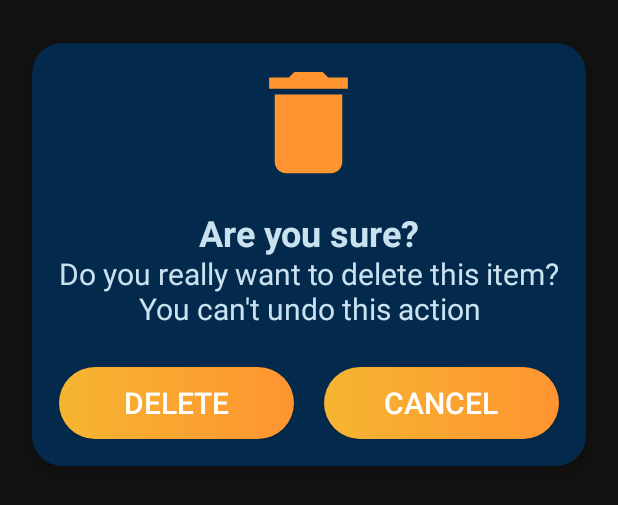
After one commit to saraeltlt/MyWeatherApp, an Android app: the layout confirm_dialog.xml on its own in the app's theme, with its tools: preview values and no code run, on a phone screen of 412 x 824 dp. The commit adds this screen. Shown: the top 505 px of the screen. Run offline under Robolectric (Android 15) with nearby library versions, the phone set to English and light mode, and no system bars.

Commit message:
units edits

```diff
--- a/app/src/main/java/com/example/myweatherapp/favourite/favView/FavAdapter.kt
+++ b/app/src/main/java/com/example/myweatherapp/favourite/favView/FavAdapter.kt
@@ -33,7 +33,7 @@ class FavAdapter (
     override fun onBindViewHolder(holder:ViewHolder, position: Int) {
         val favItem=getItem(position)
         val geocoder= Geocoder(context)
-       val address=geocoder.getFromLocation(favItem.lat,favItem.lon,1)
+      val address=geocoder.getFromLocation(favItem.lat,favItem.lon,1)
         if (address!=null && address.isNotEmpty()) {
             holder.binding.textLocation.text =
                 address[0].adminArea + " - " + address[0].countryName
--- a/app/src/main/java/com/example/myweatherapp/notifications/notificationview/Dialoge.kt
+++ b/app/src/main/java/com/example/myweatherapp/notifications/notificationview/Dialoge.kt
@@ -114,8 +114,8 @@ class Dialoge(private val contextFrag: Context): DialogFragment() {
         builder = AlertDialog.Builder(requireContext())
         builder.setView(bindingDialog.root)
         dialog = builder.create()
+        dialog.window?.setBackgroundDrawableResource(android.R.color.transparent)
         dialog.show()
-        dialog.window?.setBackgroundDrawableResource(android.R.color.transparent)
         return super.onCreateView(inflater, container, savedInstanceState)
 
 
--- /dev/null
+++ b/app/src/main/java/com/example/myweatherapp/utils/ConfirmDeleteInterface.kt
@@ -0,0 +1 @@
+package com.example.myweatherapp.utils
--- /dev/null
+++ b/app/src/main/res/layout/confirm_dialog.xml
@@ -0,0 +1,94 @@
+<?xml version="1.0" encoding="utf-8"?>
+<layout xmlns:android="http://schemas.android.com/apk/res/android"
+    xmlns:app="http://schemas.android.com/apk/res-auto">
+
+    <data>
+
+    </data>
+
+    <androidx.cardview.widget.CardView
+        android:id="@+id/card_add_alert_dialog"
+        android:layout_width="match_parent"
+        android:layout_height="wrap_content"
+        android:focusableInTouchMode="false"
+        app:cardBackgroundColor="?attr/colorPrimary"
+        app:cardCornerRadius="20dp"
+        app:cardElevation="15dp"
+        app:cardUseCompatPadding="true">
+
+        <ImageView
+            android:id="@+id/imageView2"
+            android:layout_width="90dp"
+            android:layout_height="90dp"
+            android:layout_gravity="center_horizontal"
+            android:layout_marginTop="8dp"
+            app:srcCompat="@drawable/delete" />
+
+        <TextView
+            android:id="@+id/textView4"
+            android:layout_width="match_parent"
+            android:layout_height="wrap_content"
+            android:layout_marginLeft="8dp"
+            android:layout_marginTop="140dp"
+            android:layout_marginRight="8dp"
+            android:gravity="center"
+            android:text="@string/delete_ex"
+            android:textSize="20sp" />
+
+        <TextView
+            android:id="@+id/textView"
+            android:layout_width="match_parent"
+            android:layout_height="wrap_content"
+            android:layout_marginLeft="8dp"
+            android:layout_marginTop="110dp"
+            android:layout_marginRight="8dp"
+            android:gravity="center|center_horizontal"
+            android:text="@string/are_you_sure"
+            android:textSize="24sp"
+            android:textStyle="bold" />
+
+        <LinearLayout
+            android:id="@+id/my_layout"
+            android:layout_width="match_parent"
+            android:layout_height="match_parent"
+            android:layout_marginLeft="8dp"
+            android:layout_marginTop="190dp"
+            android:layout_marginRight="8dp"
+            android:orientation="horizontal"
+            android:weightSum="2">
+
+            <androidx.appcompat.widget.AppCompatButton
+                android:id="@+id/delete_btn"
+                android:layout_width="wrap_content"
+                android:layout_height="wrap_content"
+                android:layout_gravity="center"
+                android:layout_marginLeft="10dp"
+                android:layout_marginTop="24dp"
+                android:layout_marginRight="10dp"
+                android:layout_marginBottom="20dp"
+                android:layout_weight="1"
+                android:background="@drawable/gradient_button_o"
+                android:text="@string/delete"
+                android:textColor="@color/white"
+                android:textSize="20sp" />
+
+            <androidx.appcompat.widget.AppCompatButton
+                android:id="@+id/cancelBtn"
+                android:layout_width="wrap_content"
+                android:layout_height="wrap_content"
+                android:layout_gravity="center"
+                android:layout_marginLeft="10dp"
+                android:layout_marginTop="24dp"
+                android:layout_marginRight="10dp"
+                android:layout_marginBottom="20dp"
+                android:layout_weight="1"
+                android:background="@drawable/gradient_button_o"
+                android:text="@string/cancel"
+                android:textColor="@color/white"
+                android:textSize="20sp" />
+
+
+        </LinearLayout>
+
+    </androidx.cardview.widget.CardView>
+</layout>
--- a/app/src/main/res/values/strings.xml
+++ b/app/src/main/res/values/strings.xml
@@ -75,5 +75,9 @@
     <string name="c">°C</string>
     <string name="k">°K</string>
     <string name="f">°F</string>
+    <string name="are_you_sure">Are you sure?</string>
+    <string name="delete">Delete</string>
+    <string name="cancel">Cancel</string>
+    <string name="delete_ex">Do you really want to delete this item? You can\'t undo this action</string>
 
 </resources>
```
Also changed, not shown: app/src/main/java/com/example/myweatherapp/ConfirmDialogFragment.kt (added, +45 -0 lines), app/src/main/java/com/example/myweatherapp/favourite/favView/FavoriteFragment.kt (+20 -3 lines), app/src/main/res/navigation/my_nav.xml (+8 -14 lines), 1 other file.
